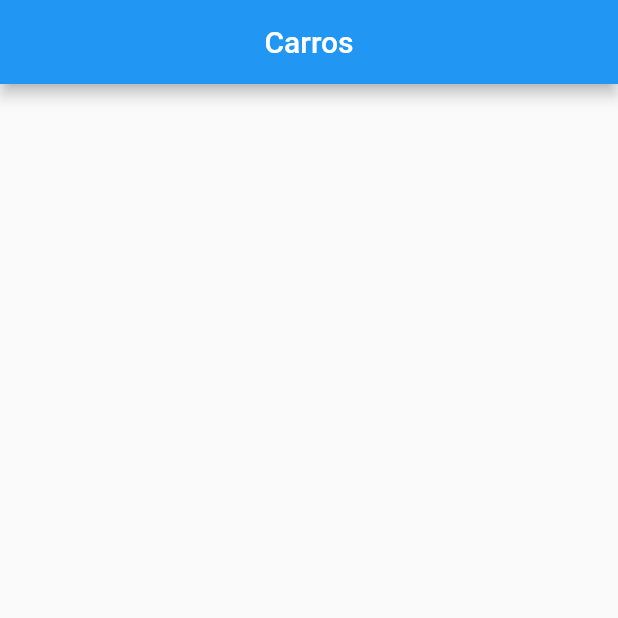
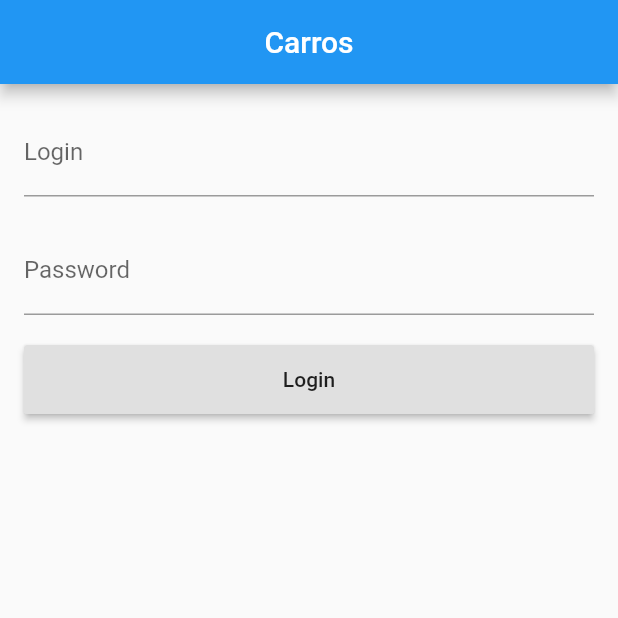
Before and after one commit to eliezerantonio/flutter_essencial, a Flutter app: the screen it shows after launch, on a phone screen of 412 x 824 dp, the top half of it. Run offline on Flutter 3.47's test engine with Material 2 defaults, Android fonts, the phone set to English and light mode, and no system bars; our stand-ins replace fluttertoast.

Commit message:
formulario login

```diff
--- a/projecto_carros/lib/screens/login_screen.dart
+++ b/projecto_carros/lib/screens/login_screen.dart
@@ -8,7 +8,43 @@ class LoginScreen extends StatelessWidget {
         title: Text("Carros"),
         centerTitle: true,
       ),
-      body: Container(),
+      body: _body(),
+    );
+  }
+
+  Container _body() => Container(
+        padding: EdgeInsets.all(16),
+        child: _formularioLogin(),
+      );
+
+  ListView _formularioLogin() {
+    return ListView(
+      children: [
+        TextFormField(
+          decoration: InputDecoration(
+            labelText: "Login",
+          ),
+        ),
+        SizedBox(
+          height: 20,
+        ),
+        TextFormField(
+          obscureText: true,
+          decoration: InputDecoration(
+            labelText: "Password",
+          ),
+        ),
+        SizedBox(
+          height: 20,
+        ),
+        Container(
+          height: 46,
+          child: RaisedButton(
+            onPressed: () {},
+            child: Text("Login"),
+          ),
+        ),
+      ],
     );
   }
 }
```
